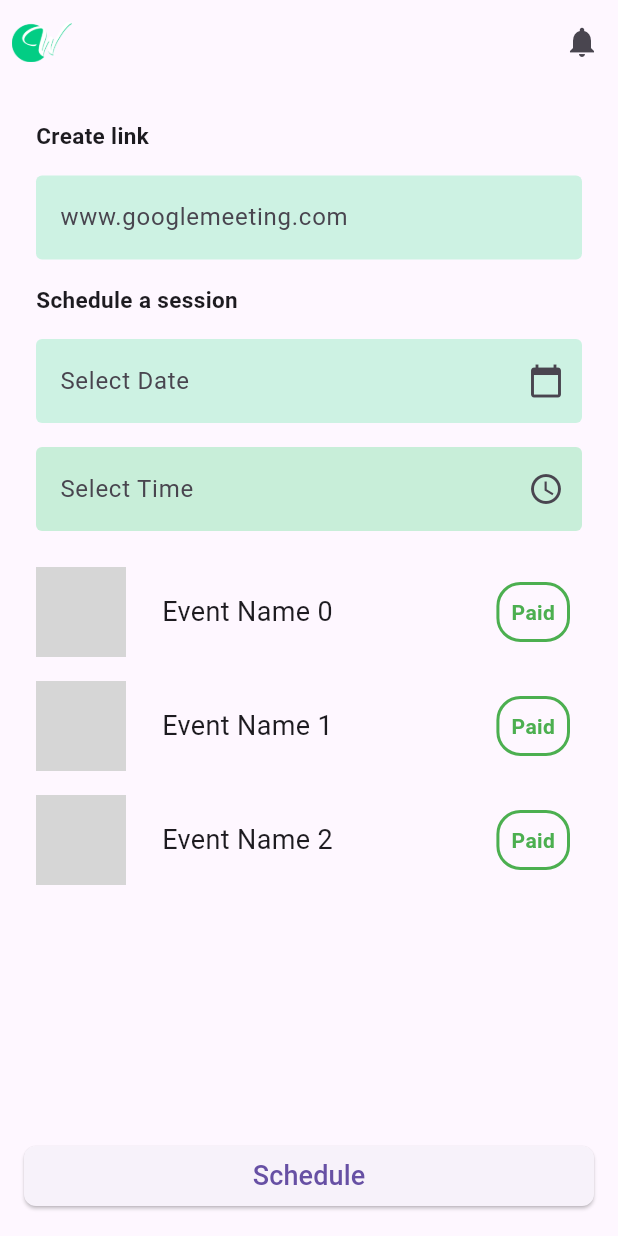
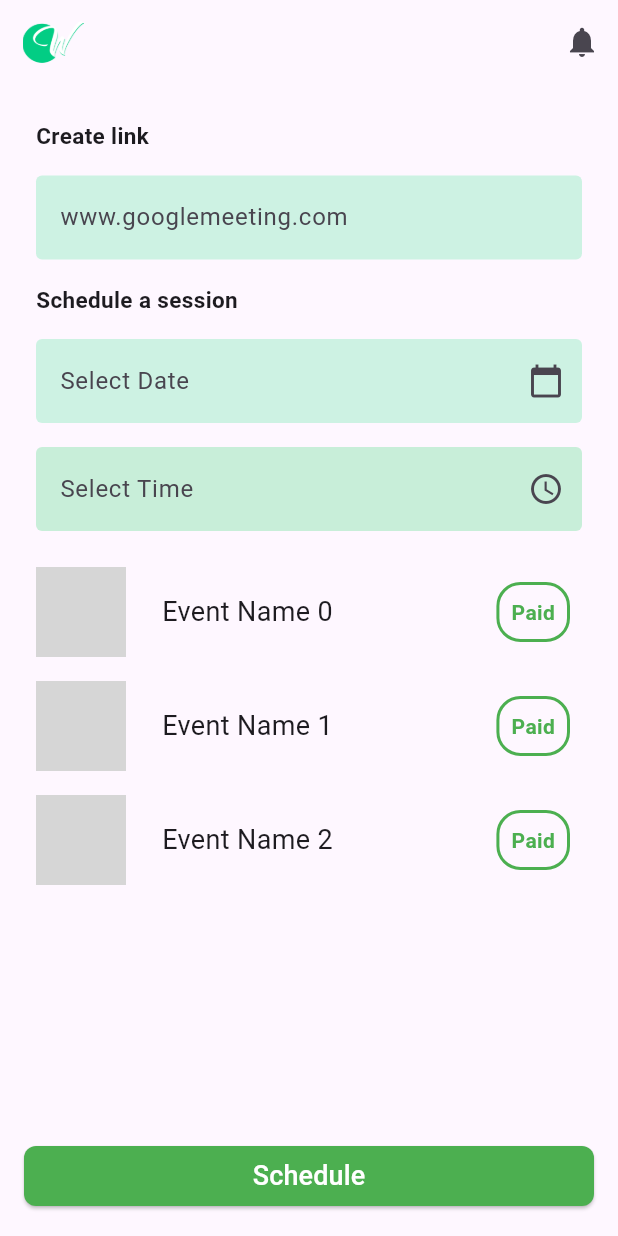
Before and after one commit to JudeUk/new_mest_mvp_webminds_mobile, a Flutter app: the screen it shows after launch, on a phone screen of 412 x 824 dp. Run offline on Flutter 3.47's test engine with Material 3 defaults, Android fonts, the phone set to English and light mode, and no system bars; our stand-ins replace flutter_svg, google_fonts; grey boxes are pictures that could not be loaded.

Commit message:
The schedule button primary color changed to green and text color to while

```diff
--- a/lib/schedule_screen.dart
+++ b/lib/schedule_screen.dart
@@ -44,7 +44,7 @@
     return Scaffold(
       appBar: AppBar(
         leading: Padding(
-          padding: const EdgeInsets.all(8.0),
+          padding: const EdgeInsets.only(left: 15),
           child: Image.asset(
             'assets/webminds_logo.png',
             height: 30.0,
@@ -205,10 +205,12 @@
         width: double.infinity,
         padding: EdgeInsets.all(16.0),
         child: ElevatedButton(
+
           onPressed: () {
 
            },
           style: ElevatedButton.styleFrom(
+            primary: Colors.green,
             shape: RoundedRectangleBorder(
               borderRadius: BorderRadius.circular(8.0),
 
@@ -217,7 +219,7 @@
           ),
           child: Text(
             'Schedule',
-            style: TextStyle(fontSize: 18.0),
+            style: TextStyle(fontSize: 18.0, color: Colors.white),
           ),
         ),
       ),
```
